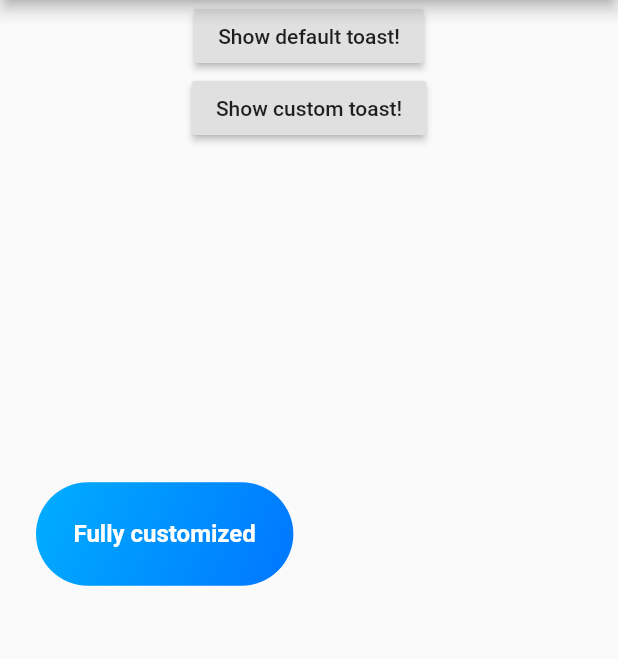
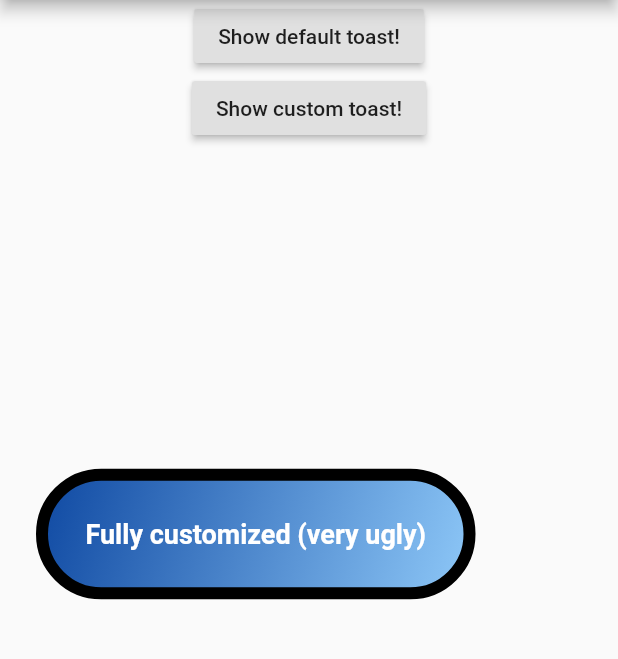
Before and after one commit to peterhijma/tasty_toast, a Flutter app: the screen it shows after launch, after a tap on "Show custom toast!", on a phone screen of 412 x 824 dp, the part 84-743 px from its top. Run offline on Flutter 3.47's test engine with Material 2 defaults, Android fonts, the phone set to English and light mode, and no system bars.

Commit message:
updated README.md, main.dart & CHANGELOG date

```diff
--- a/example/lib/main.dart
+++ b/example/lib/main.dart
@@ -40,25 +40,29 @@ class MyHomePage extends StatelessWidget {
               onPressed: () {
                 var customTextStyle = TextStyle(
                   fontWeight: FontWeight.bold,
-                  fontSize: 16,
+                  fontSize: 18,
                   color: Colors.white,
                 );
 
                 var customBackground = BoxDecoration(
+                  border: Border.all(
+                    color: Colors.black,
+                    width: 8.0,
+                  ),
                   gradient: LinearGradient(
                     begin: Alignment.topLeft,
                     end: Alignment.bottomRight,
                     colors: [
-                      Color(0xFF00AEFF),
-                      Color(0xFF0076FF),
+                      Colors.blue[900],
+                      Colors.blue[200],
                     ],
                   ),
-                  borderRadius: BorderRadius.circular(41.0),
+                  borderRadius: BorderRadius.circular(50.0),
                 );
 
                 showToast(
                   context,
-                  "Fully customized",
+                  "Fully customized (very ugly)",
 
                   // Optional parameters:
                   alignment: Alignment.centerLeft,
```
Also changed, not shown: 2 other files.
